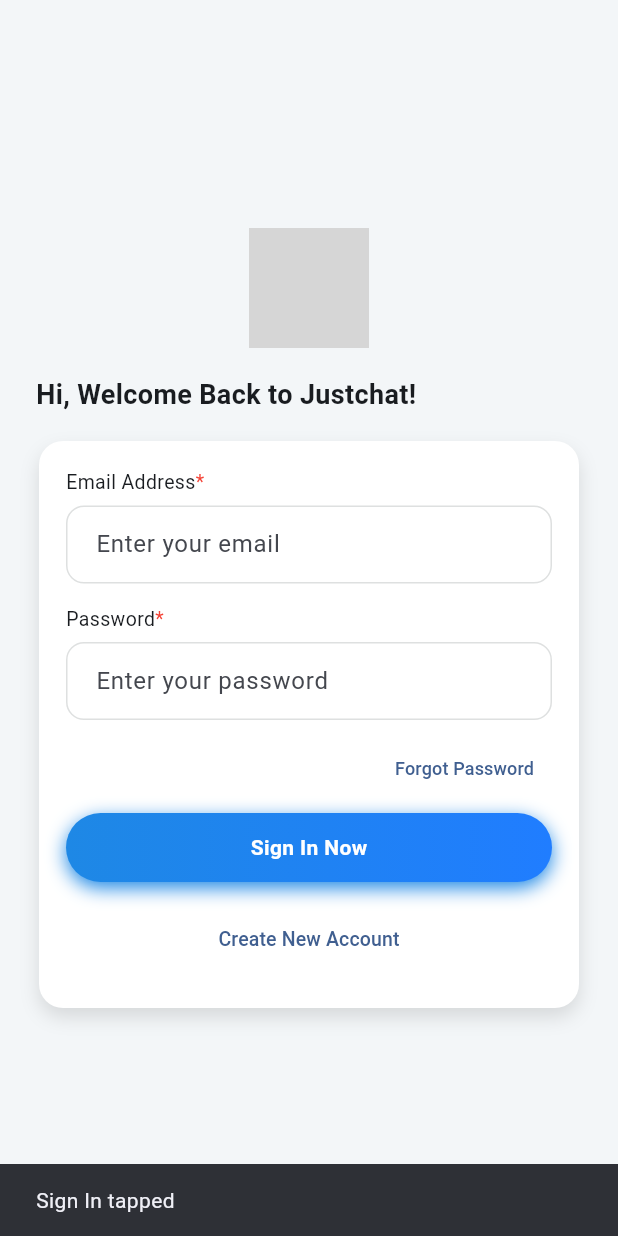
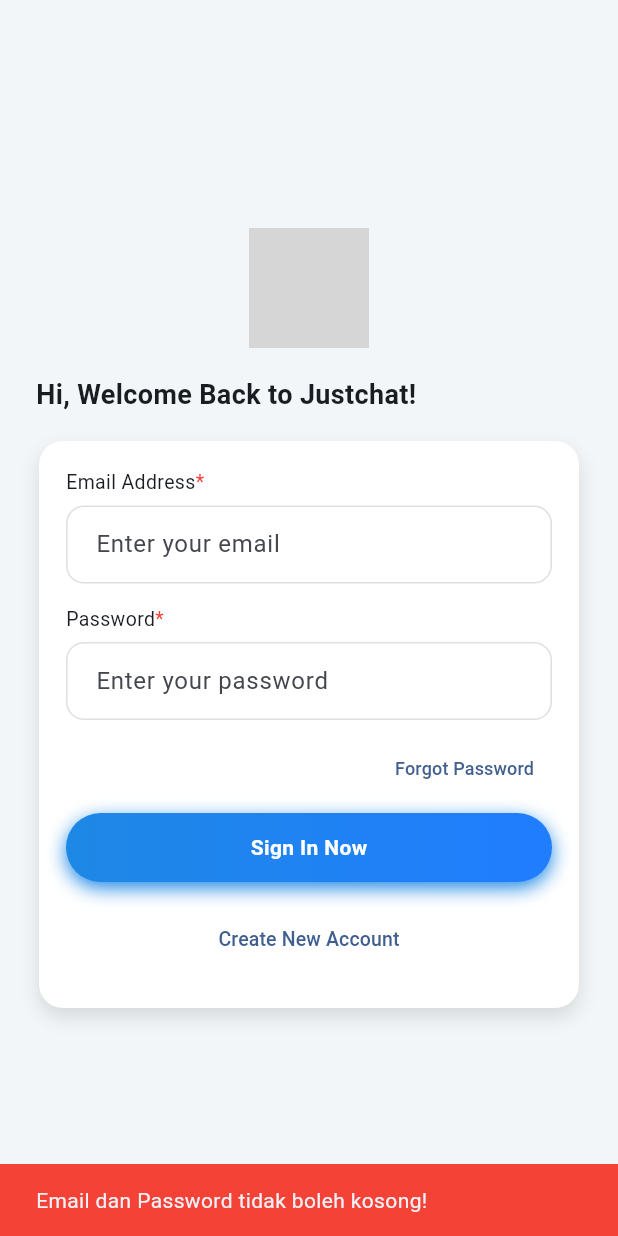
Before and after one commit to monicafebrii/prak-mobilelanjut-2307051010, a Flutter app: the screen it shows after launch, after a tap on "Sign In Now", on a phone screen of 412 x 824 dp. Run offline on Flutter 3.47's test engine with Material 3 defaults, Android fonts, the phone set to English and light mode, and no system bars; grey boxes are pictures that could not be loaded.

```diff
--- a/lib/main.dart
+++ b/lib/main.dart
@@ -1,6 +1,7 @@
 import 'package:flutter/material.dart';
 import 'screens/login_screen.dart';
 import 'screens/signup_screen.dart';
+import 'screens/dashboard_screen.dart';
 
 void main() => runApp(const JustduitApp());
 
@@ -15,15 +16,15 @@ class JustduitApp extends StatelessWidget {
       theme: ThemeData(
         scaffoldBackgroundColor: const Color(0xFFF3F6F8), // abu-abu muda
         useMaterial3: true,
-        colorScheme: ColorScheme.fromSeed(
-          seedColor: const Color(0xFF1E88FF),
-        ),
+        colorScheme: ColorScheme.fromSeed(seedColor: const Color(0xFF1E88FF)),
         inputDecorationTheme: InputDecorationTheme(
           isDense: true,
           filled: true,
           fillColor: Colors.white,
-          contentPadding:
-              const EdgeInsets.symmetric(horizontal: 16, vertical: 14),
+          contentPadding: const EdgeInsets.symmetric(
+            horizontal: 16,
+            vertical: 14,
+          ),
           border: OutlineInputBorder(
             borderRadius: BorderRadius.circular(12),
             borderSide: const BorderSide(color: Color(0xFFDEE0E0)),
@@ -40,8 +41,11 @@ class JustduitApp extends StatelessWidget {
       ),
       initialRoute: LoginScreen.route,
       routes: {
-        LoginScreen.route: (context) => const LoginScreen(), // default = Sign In
+        LoginScreen.route: (context) =>
+            const LoginScreen(), // default = Sign In
         SignupScreen.route: (context) => const SignupScreen(),
+        DashboardScreen.route: (context) => const DashboardScreen(),
+
       },
     );
   }
--- a/lib/screens/login_screen.dart
+++ b/lib/screens/login_screen.dart
@@ -1,5 +1,6 @@
 import 'package:flutter/material.dart';
 import 'signup_screen.dart';
+import 'dashboard_screen.dart'; // pastikan import ini ada
 
 class LoginScreen extends StatefulWidget {
   static const route = '/signin';
@@ -10,13 +11,13 @@ class LoginScreen extends StatefulWidget {
 }
 
 class _LoginScreenState extends State<LoginScreen> {
-  final _email = TextEditingController();
-  final _pass = TextEditingController();
+  final _emailController = TextEditingController();
+  final _passwordController = TextEditingController();
 
   @override
   void dispose() {
-    _email.dispose();
-    _pass.dispose();
+    _emailController.dispose();
+    _passwordController.dispose();
     super.dispose();
   }
 
@@ -24,13 +25,13 @@ class _LoginScreenState extends State<LoginScreen> {
   Widget requiredLabel(String label) => Row(
         children: [
           Text(label, style: const TextStyle(fontSize: 13)),
-          const Text("*",
-              style: TextStyle(color: Colors.red, fontSize: 13)),
+          const Text("*", style: TextStyle(color: Colors.red, fontSize: 13)),
         ],
       );
 
   // Tombol biru gradient
-  Widget primaryButton(String label, VoidCallback onTap) => GestureDetector(
+  Widget primaryButton({required String label, required VoidCallback onTap}) =>
+      GestureDetector(
         onTap: onTap,
         child: Container(
           width: double.infinity,
@@ -115,7 +116,7 @@ class _LoginScreenState extends State<LoginScreen> {
                       requiredLabel("Email Address"),
                       const SizedBox(height: 6),
                       TextField(
-                        controller: _email,
+                        controller: _emailController,
                         keyboardType: TextInputType.emailAddress,
                         decoration: const InputDecoration(
                           hintText: "Enter your email",
@@ -126,7 +127,7 @@ class _LoginScreenState extends State<LoginScreen> {
                       requiredLabel("Password"),
                       const SizedBox(height: 6),
                       TextField(
-                        controller: _pass,
+                        controller: _passwordController,
                         obscureText: true,
                         decoration: const InputDecoration(
                           hintText: "Enter your password",
@@ -146,21 +147,38 @@ class _LoginScreenState extends State<LoginScreen> {
                       ),
                       const SizedBox(height: 6),
 
-                      // Tombol Sign In
-                      primaryButton("Sign In Now", () {
-                        ScaffoldMessenger.of(context).showSnackBar(
-                          const SnackBar(
-                              content: Text("Sign In tapped")),
-                        );
-                      }),
+                      // Tombol Sign In Now (Sesuai Gambar)
+                      primaryButton(
+                        label: 'Sign In Now',
+                        onTap: () {
+                          // Cek apakah email atau password kosong
+                          if (_emailController.text.isEmpty ||
+                              _passwordController.text.isEmpty) {
+                            // Jika ya, tampilkan notifikasi error
+                            ScaffoldMessenger.of(context).showSnackBar(
+                              const SnackBar(
+                                content: Text(
+                                    'Email dan Password tidak boleh kosong!'),
+                                backgroundColor: Colors.red,
+                              ),
+                            );
+                          } else {
+                            // Jika tidak, lanjutkan ke dashboard
+                            Navigator.pushNamedAndRemoveUntil(
+                              context,
+                              DashboardScreen.route,
+                              (route) => false,
+                            );
+                          }
+                        },
+                      ),
                       const SizedBox(height: 14),
 
                       // Tombol Create Account
                       Center(
                         child: TextButton(
                           onPressed: () {
-                            Navigator.pushNamed(
-                                context, SignupScreen.route);
+                            Navigator.pushNamed(context, SignupScreen.route);
                           },
                           child: const Text(
                             "Create New Account",
```
Also changed, not shown: lib/screens/dashboard_screen.dart (added, +107 -0 lines).
